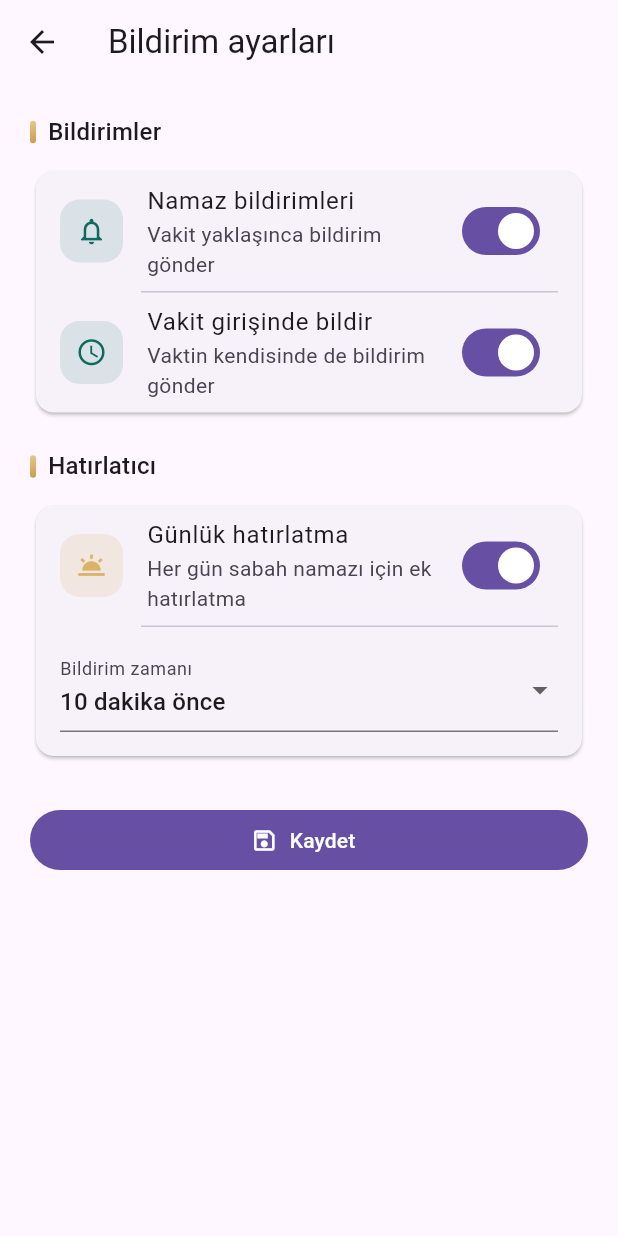
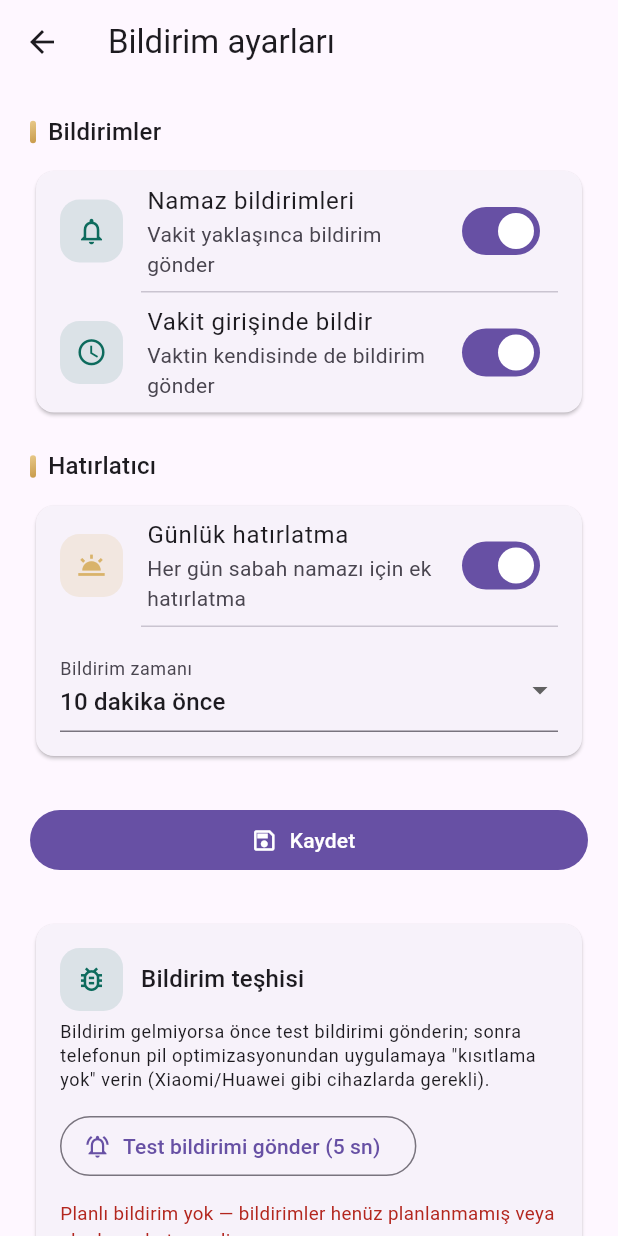
Before and after one commit to emredevlab/namaz-vaktim, a Flutter app: the NotificationSettingsScreen screen opened directly, on a phone screen of 412 x 824 dp. Run offline on Flutter 3.47's test engine with Material 3 defaults, Android fonts, the light colour scheme and no system bars; our stand-ins replace flutter_local_notifications, flutter_riverpod, flutter_svg, flutter_timezone, geocoding, geolocator and 6 more; missing offline and left inert: kapadokya_mobile_core; accounts and stored records are empty; statements that could not run were skipped.

Commit message:
Feature: bildirim teşhis paneli (planlı bildirimler + test bildirimi + hata göstergesi)
- Bildirim ayarlarına teşhis kartı: sistemde bekleyen planlı bildirimleri listeler
- 'Test bildirimi gönder (5 sn)' butonu: uçtan uca bildirim zinciri testi
- Planlama hataları artık sessizce yutulmuyor, teşhis panelinde gösteriliyor
- Pil optimizasyonu önerisi ekli

```diff
--- a/lib/features/prayer/presentation/notification_settings_screen.dart
+++ b/lib/features/prayer/presentation/notification_settings_screen.dart
@@ -135,7 +135,123 @@ class _NotificationSettingsScreenState
               label: const Text('Kaydet'),
             ),
           ),
+          const SizedBox(height: 28),
+          _buildDiagnostics(context),
         ],
+      ),
+    );
+  }
+
+  /// Teşhis paneli: planlı bildirimleri listeler, test bildirimi gönderir
+  /// ve planlama hatalarını görünür kılar.
+  Widget _buildDiagnostics(BuildContext context) {
+    final isDark = Theme.of(context).brightness == Brightness.dark;
+    final scheduler = ref.read(notificationSchedulerProvider);
+    return Card(
+      child: Padding(
+        padding: const EdgeInsets.all(16),
+        child: Column(
+          crossAxisAlignment: CrossAxisAlignment.start,
+          children: [
+            Row(
+              children: [
+                _buildIconBox(Icons.bug_report_outlined, isDark),
+                const SizedBox(width: 12),
+                Expanded(
+                  child: Text('Bildirim teşhisi',
+                      style: Theme.of(context).textTheme.titleMedium),
+                ),
+              ],
+            ),
+            const SizedBox(height: 6),
+            Text(
+              'Bildirim gelmiyorsa önce test bildirimi gönderin; sonra '
+              'telefonun pil optimizasyonundan uygulamaya "kısıtlama yok" '
+              'verin (Xiaomi/Huawei gibi cihazlarda gerekli).',
+              style: Theme.of(context).textTheme.bodySmall,
+            ),
+            const SizedBox(height: 12),
+            OutlinedButton.icon(
+              onPressed: () async {
+                final messenger = ScaffoldMessenger.of(context);
+                await scheduler.scheduleTestNotification();
+                if (!mounted) return;
+                messenger.showSnackBar(
+                  const SnackBar(
+                      content: Text('Test bildirimi 5 saniye içinde gelecek.')),
+                );
+                setState(() {});
+              },
+              icon: const Icon(Icons.notifications_active_outlined, size: 18),
+              label: const Text('Test bildirimi gönder (5 sn)'),
+            ),
+            const SizedBox(height: 12),
+            FutureBuilder<List<ScheduledNotificationInfo>>(
+              future: scheduler.pendingNotifications(),
+              builder: (context, snapshot) {
+                if (snapshot.connectionState != ConnectionState.done) {
+                  return const Padding(
+                    padding: EdgeInsets.all(8),
+                    child: SizedBox(
+                        width: 20,
+                        height: 20,
+                        child: CircularProgressIndicator(strokeWidth: 2)),
+                  );
+                }
+                final pending = snapshot.data ?? const [];
+                if (pending.isEmpty) {
+                  return Text(
+                    'Planlı bildirim yok — bildirimler henüz planlanmamış '
+                    'veya planlama hata verdi.',
+                    style: TextStyle(
+                        color: Theme.of(context).colorScheme.error,
+                        fontSize: 12.5),
+                  );
+                }
+                return ExpansionTile(
+                  tilePadding: EdgeInsets.zero,
+                  childrenPadding: const EdgeInsets.only(bottom: 8),
+                  title: Text('Planlı bildirimler: ${pending.length}',
+                      style: const TextStyle(
+                          fontSize: 14, fontWeight: FontWeight.w700)),
+                  subtitle: const Text('Detayları görmek için dokun',
+                      style: TextStyle(fontSize: 12)),
+                  children: [
+                    for (final item in pending)
+                      ListTile(
+                        dense: true,
+                        contentPadding: EdgeInsets.zero,
+                        leading: Text('#${item.id}',
+                            style: const TextStyle(
+                                fontSize: 11,
+                                fontFeatures: [FontFeature.tabularFigures()])),
+                        title: Text(item.title,
+                            style: const TextStyle(fontSize: 13)),
+                        subtitle: Text(item.body,
+                            style: const TextStyle(fontSize: 11.5)),
+                      ),
+                  ],
+                );
+              },
+            ),
+            FutureBuilder<String?>(
+              future: Future<String?>.value(scheduler.lastError),
+              builder: (context, snapshot) {
+                final error = snapshot.data;
+                if (error == null || error.isEmpty) return const SizedBox.shrink();
+                return Padding(
+                  padding: const EdgeInsets.only(top: 8),
+                  child: Text(
+                    'Son hata: $error',
+                    style: TextStyle(
+                        color: Theme.of(context).colorScheme.error,
+                        fontSize: 11.5),
+                  ),
+                );
+              },
+            ),
+          ],
+        ),
       ),
     );
   }
```
Also changed, not shown: lib/core/notification_service.dart (+79 -0 lines), 2 other files.
